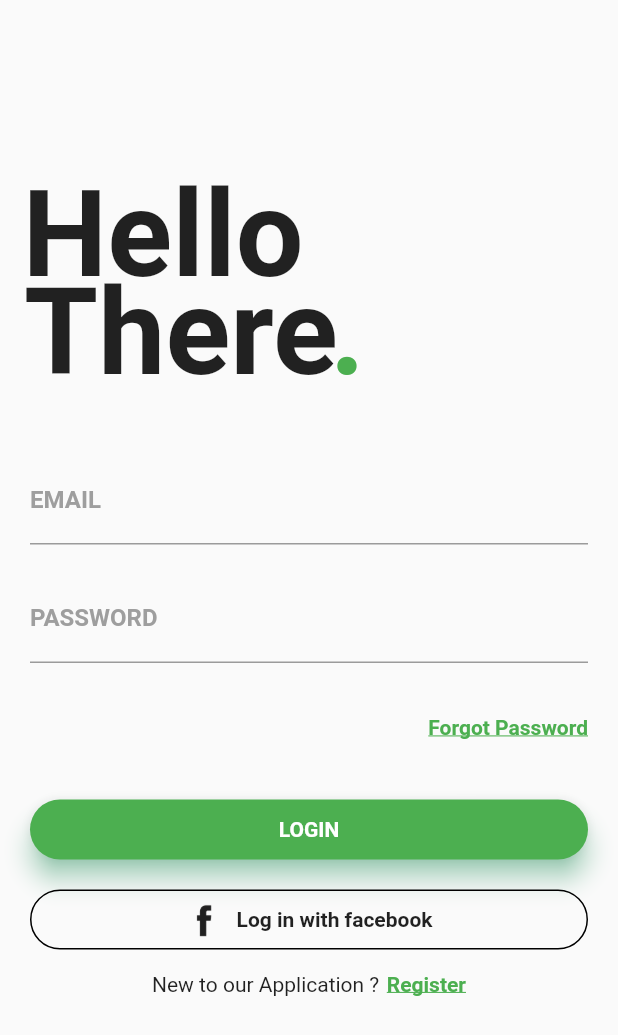
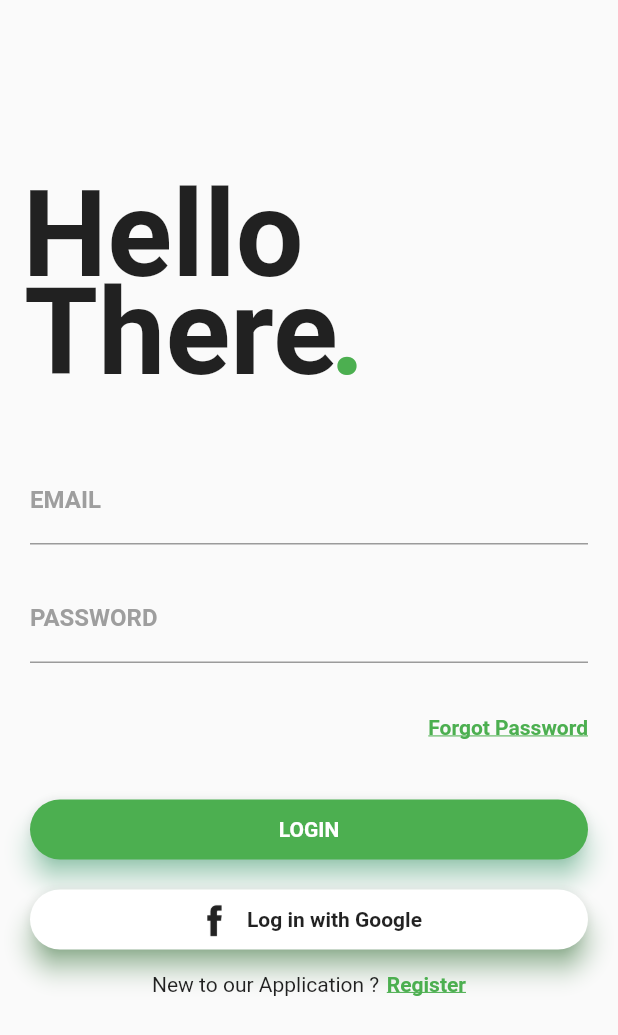
Before and after one commit to CPAD2021SecA/SecAGroup02, a Flutter app: the screen it shows after launch, on a phone screen of 412 x 824 dp. Shown: the top 1035 px of the screen. Run offline on Flutter 3.47's test engine with Material 2 defaults, Android fonts, the light colour scheme and no system bars; our stand-ins replace firebase_auth, firebase_core, google_fonts, google_sign_in; accounts and stored records are empty; Roboto replaces fonts that are missing (Montserrat); project files that could hold a hidden picture were left out.

Commit message:
Social login - Google

```diff
--- a/deployproj/lib/main.dart
+++ b/deployproj/lib/main.dart
@@ -216,33 +216,53 @@ class _MyHomePageState extends State<MyHomePage> {
                     SizedBox(height: 20.0),
                     Container(
                       height: 40.0,
-                      color: Colors.transparent,
-                      child: Container(
-                        decoration: BoxDecoration(
-                            border: Border.all(
-                                color: Colors.black,
-                                style: BorderStyle.solid,
-                                width: 1.0),
-                            color: Colors.transparent,
-                            borderRadius: BorderRadius.circular(20.0)),
-                        child: Row(
-                          mainAxisAlignment: MainAxisAlignment.center,
-                          children: <Widget>[
+                      child: Material(
+                        borderRadius: BorderRadius.circular(20.0),
+                        shadowColor: Colors.green,
+                        color: Colors.white,
+                        elevation: 7.0,
+                        child: GestureDetector(
+                          onTap: () async {
+                            dynamic result = await _auth.googleLogin();
+                            if(result == null){
+                              ScaffoldMessenger.of(context).showSnackBar(SnackBar(
+                                  content: Text("Google signin failed.!"),
+                                ));
+                            }
+                            else{
+                              ScaffoldMessenger.of(context).showSnackBar(SnackBar(
+                                  content: Text("Google signin Successful.!"),
+                                ));
+                              Navigator.push(context,
+                                 MaterialPageRoute(builder: (context) => DomainPage()));
+                            }
+                          },
+                          child: Center(
+                            child: Row(
+                              mainAxisAlignment: MainAxisAlignment.center,
+                              children: <Widget>[
                             Center(
                               child:
                               ImageIcon(AssetImage('assets/images/facebook.png')),
                             ),
                             SizedBox(width: 10.0),
                             Center(
-                              child: Text('Log in with facebook',
+                              child: Text('Log in with Google',
                                   style: TextStyle(
                                       fontWeight: FontWeight.bold,
-                                      fontFamily: 'Montserrat')),
+                                      fontFamily: 'Montserrat'),
+
+                                      ),
+
                             )
                           ],
+                            )
+
+                          ),
                         ),
                       ),
-                    )
+                    ),
+
                     ],
                   ),
                 ),
--- a/deployproj/lib/service/auth.dart
+++ b/deployproj/lib/service/auth.dart
@@ -1,12 +1,30 @@
 
 import 'package:deployproj/model/user.dart';
 import 'package:firebase_auth/firebase_auth.dart';
+import 'package:google_sign_in/google_sign_in.dart';
 
 class AuthService{
   final FirebaseAuth _auth = FirebaseAuth.instance;
+  final googleSignIn = GoogleSignIn();
+  GoogleSignInAccount _user;
 
+  GoogleSignInAccount get user => _user;
   UserManagement _userFromFirebaseUser(User user){
     return user != null ? UserManagement(uid: user.uid) : null;
+  }
+
+  Future googleLogin() async {
+    final googleUser = await googleSignIn.signIn();
+    if(googleUser == null) return;
+    _user = googleUser;
+
+    final googleAuth  = await googleUser.authentication;
+    final credential = GoogleAuthProvider.credential(
+      accessToken: googleAuth.accessToken,
+      idToken: googleAuth.idToken
+    );
+
+     return await _auth.signInWithCredential(credential);
   }
 
   Future logOut() async {
--- a/deployproj/lib/signup.dart
+++ b/deployproj/lib/signup.dart
@@ -157,7 +157,7 @@ class _SignupPageState extends State<SignupPage> {
                                   content: Text("User Registration Successful.!"),
                                 ));
                                  Navigator.push(context,
-                                 MaterialPageRoute(builder: (context) => MyHomePage()));
+                                 MaterialPageRoute(builder: (context) => new MyHomePage()));
                               }
                             }
                             else{
--- a/deployproj/pubspec.yaml
+++ b/deployproj/pubspec.yaml
@@ -33,6 +33,8 @@ dependencies:
   google_fonts: ^2.1.0
   firebase_core: ^1.10.5
   firebase_auth: ^3.3.3
+  google_sign_in: ^5.0.0
+  font_awesome_flutter: ^9.2.0
 
 
 dev_dependencies:
```
Also changed, not shown: deployproj/assets/images/google.png (added), deployproj/pubspec.lock.
